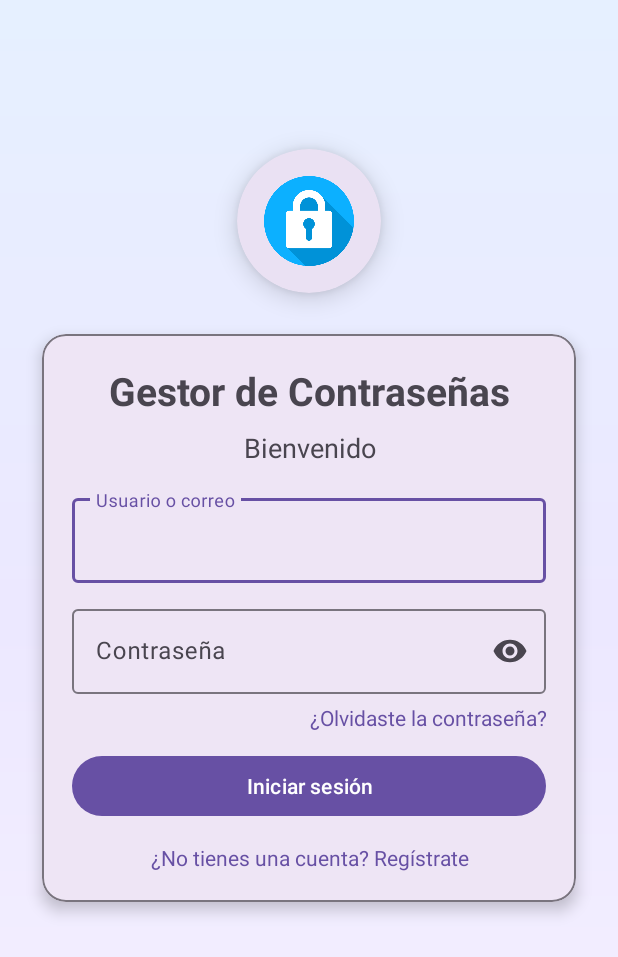
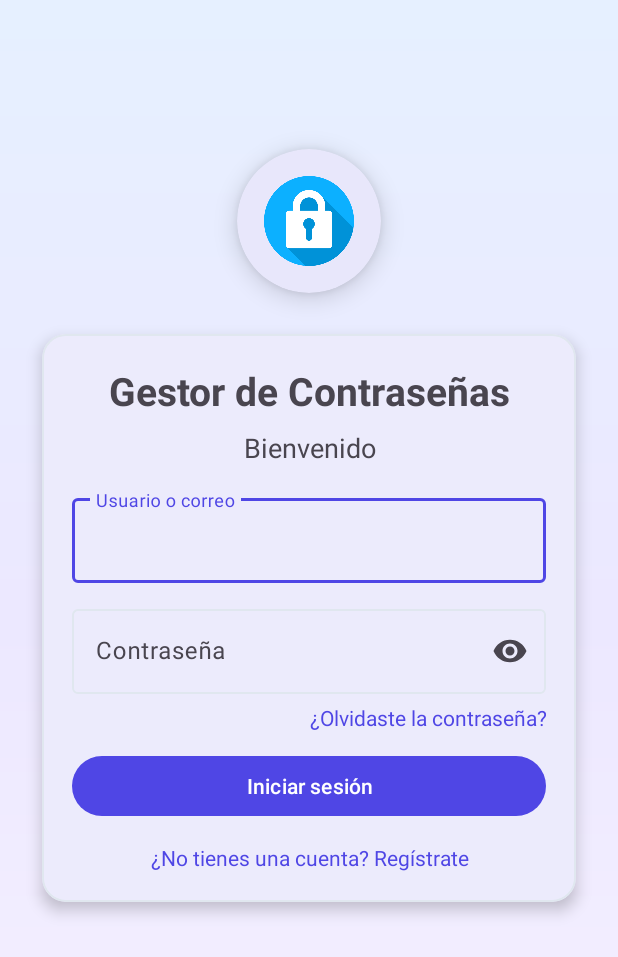
Before and after one commit to JheisonAG/securityPassword, an Android app: the screen it shows after launch (LoginActivity), on a phone screen of 412 x 824 dp. Shown: the top 957 px of the screen. Run offline under Robolectric (Android 15) with nearby library versions, the phone set to English and light mode, and no system bars; our stand-ins replace Firebase (no records; nobody signed in at launch, a user with empty details on screens opened directly).

Commit message:
feat: Mejorar paleta de colores y tema global Material Design

```diff
--- a/app/src/main/res/values/colors.xml
+++ b/app/src/main/res/values/colors.xml
@@ -8,5 +8,19 @@
     <color name="bg_grad_mid">#ECE8FF</color>
     <color name="bg_grad_end">#E6F0FF</color>
 
+    <!-- Paleta Material Design mejorada -->
+    <color name="colorPrimary">#4F46E5</color> <!-- Indigo 600 -->
+    <color name="colorPrimaryVariant">#3730A3</color> <!-- Indigo 800 -->
+    <color name="colorOnPrimary">#FFFFFF</color>
+    <color name="colorSecondary">#06B6D4</color> <!-- Cyan 500 -->
+    <color name="colorSecondaryVariant">#0E7490</color> <!-- Cyan 700 -->
+    <color name="colorOnSecondary">#FFFFFF</color>
+    <color name="colorError">#EF4444</color> <!-- Red 500 -->
+    <color name="colorOnError">#FFFFFF</color>
+    <color name="colorSurface">#FFFFFF</color>
+    <color name="colorOnSurface">#1E293B</color>
+    <color name="colorBackground">#F7F2FF</color>
+    <color name="colorOnBackground">#1E293B</color>
+    <color name="colorOutline">#E0E7EF</color>
 
 </resources>
--- a/app/src/main/res/values/themes.xml
+++ b/app/src/main/res/values/themes.xml
@@ -1,8 +1,20 @@
 <resources xmlns:tools="http://schemas.android.com/tools">
     <!-- Base application theme. -->
     <style name="Base.Theme.SecurityPassword" parent="Theme.Material3.DayNight.NoActionBar">
-        <!-- Customize your light theme here. -->
-        <!-- <item name="colorPrimary">@color/my_light_primary</item> -->
+        <!-- Paleta de colores personalizada -->
+        <item name="colorPrimary">@color/colorPrimary</item>
+        <item name="colorPrimaryVariant">@color/colorPrimaryVariant</item>
+        <item name="colorOnPrimary">@color/colorOnPrimary</item>
+        <item name="colorSecondary">@color/colorSecondary</item>
+        <item name="colorSecondaryVariant">@color/colorSecondaryVariant</item>
+        <item name="colorOnSecondary">@color/colorOnSecondary</item>
+        <item name="colorError">@color/colorError</item>
+        <item name="colorOnError">@color/colorOnError</item>
+        <item name="colorSurface">@color/colorSurface</item>
+        <item name="colorOnSurface">@color/colorOnSurface</item>
+        <item name="colorBackground">@color/colorBackground</item>
+        <item name="colorOnBackground">@color/colorOnBackground</item>
+        <item name="colorOutline">@color/colorOutline</item>
     </style>
 
     <style name="Theme.SecurityPassword" parent="Base.Theme.SecurityPassword" />
```
Also changed, not shown: app/src/main/AndroidManifest.xml (+12 -6 lines).
